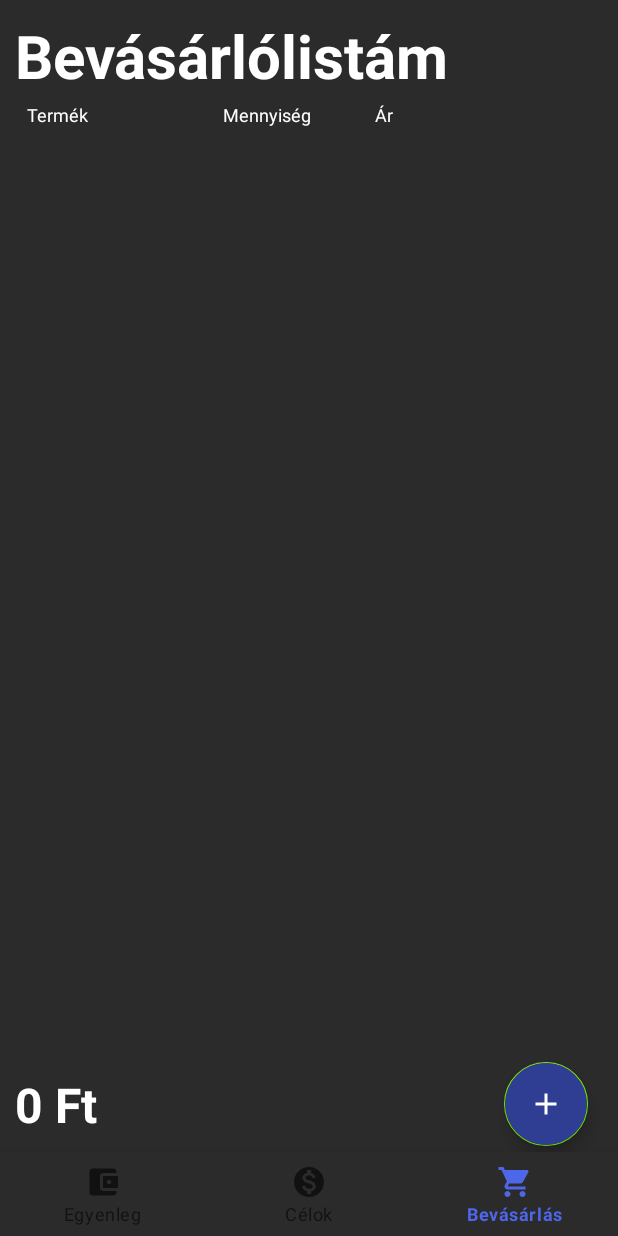
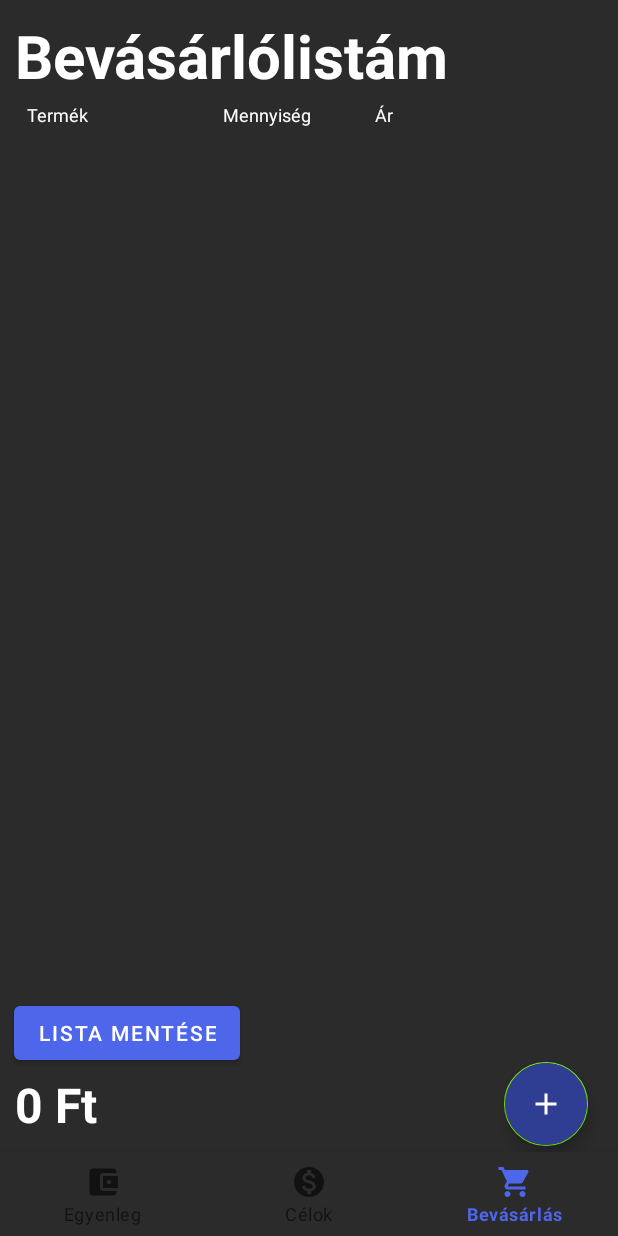
Before and after one commit to KunMate/MoneyWatch_App, an Android app: the screen it shows after launch (MainActivity), item 3 of the bottom bar chosen, on a phone screen of 412 x 824 dp. Run offline under Robolectric (Android 15) with nearby library versions, the phone set to English and light mode, and no system bars; our stand-ins replace Room's generated code.

Commit message:
complete functionality without savings screen

```diff
--- a/app/src/main/java/com/pack/moneywatch_app/MainActivity.kt
+++ b/app/src/main/java/com/pack/moneywatch_app/MainActivity.kt
@@ -23,7 +23,6 @@ class MainActivity : AppCompatActivity() {
                 R.id.shopassistant -> {
                     replaceFragment(ShopAssistant())
                 }
-                else -> {}
             }
             true
         }
--- a/app/src/main/java/com/pack/moneywatch_app/balance/BalanceTransaction.kt
+++ b/app/src/main/java/com/pack/moneywatch_app/balance/BalanceTransaction.kt
@@ -9,6 +9,4 @@ data class BalanceTransaction(
     val description : String,
     val amount: Int,
     val category: String,
-    val expinfo: String) : java.io.Serializable {
-
-}
+    val expinfo: String) : java.io.Serializable
--- a/app/src/main/java/com/pack/moneywatch_app/shopAssistant/ShopAssistant.kt
+++ b/app/src/main/java/com/pack/moneywatch_app/shopAssistant/ShopAssistant.kt
@@ -1,6 +1,8 @@
 package com.pack.moneywatch_app.shopAssistant
 
+import android.app.Activity
 import android.app.Dialog
+import android.content.Intent
 import android.os.Bundle
 import androidx.fragment.app.Fragment
 import android.view.LayoutInflater
@@ -9,10 +11,12 @@ import android.view.ViewGroup
 import android.widget.*
 import androidx.lifecycle.Observer
 import androidx.lifecycle.ViewModelProvider
+import androidx.recyclerview.widget.ItemTouchHelper
 import androidx.recyclerview.widget.LinearLayoutManager
 import androidx.recyclerview.widget.RecyclerView
 import com.google.android.material.floatingactionbutton.FloatingActionButton
 import com.pack.moneywatch_app.*
+import com.pack.moneywatch_app.balance.AddTransactionActivity
 import org.w3c.dom.Text
 import kotlin.math.roundToInt
 
@@ -25,6 +29,7 @@ class ShopAssistant : Fragment(), ShopListRVAdapter.ShopListItemClickInterface {
     private lateinit var shopListViewModel: ShopListViewModel
     private lateinit var shopListRVAdapter: ShopListRVAdapter
     private lateinit var shopSum : TextView
+    private lateinit var addToBalBtn : Button
     override fun onCreateView(
         inflater: LayoutInflater, container: ViewGroup?,
         savedInstanceState: Bundle?
@@ -41,6 +46,7 @@ class ShopAssistant : Fragment(), ShopListRVAdapter.ShopListItemClickInterface {
         shopListRVAdapter = ShopListRVAdapter(shopList, this)
         shopItemsRV.layoutManager = LinearLayoutManager(view.context)
         shopItemsRV.adapter = shopListRVAdapter
+        addToBalBtn = view.findViewById(R.id.idsaveToBalanceBtn)
         val shopListRepository = ShopListRepository(ShopListDatabase.invoke(requireContext()))
         val factory = ShopListViewModelFactory(shopListRepository)
         shopListViewModel = ViewModelProvider(this, factory)[ShopListViewModel::class.java]
@@ -53,6 +59,33 @@ class ShopAssistant : Fragment(), ShopListRVAdapter.ShopListItemClickInterface {
             openDialog()
         }
         updateSum()
+        addToBalBtn.setOnClickListener{
+            if(shopListViewModel.getItemCount() == 0)
+                Toast.makeText(requireContext(), "Üres listát nem lehet menteni", Toast.LENGTH_SHORT).show()
+            else {
+                val intent = Intent(requireContext(), AddTransactionActivity::class.java)
+                val sum = getSum()
+                intent.putExtra("cost", sum)
+                startActivityForResult(intent, 1)
+            }
+        }
+        val itemTouchHelper = object : ItemTouchHelper.SimpleCallback(0, ItemTouchHelper.RIGHT) {
+            override fun onMove(
+                recyclerView: RecyclerView,
+                viewHolder: RecyclerView.ViewHolder,
+                target: RecyclerView.ViewHolder
+            ): Boolean {
+                return false
+            }
+
+            override fun onSwiped(viewHolder: RecyclerView.ViewHolder, direction: Int) {
+                shopListViewModel.delete(shopListRVAdapter.list[viewHolder.adapterPosition])
+                shopListRVAdapter.notifyItemRemoved(viewHolder.adapterPosition)
+                updateSum()
+            }
+        }
+        val swipeHelper = ItemTouchHelper(itemTouchHelper)
+        swipeHelper.attachToRecyclerView(shopItemsRV)
     }
 
     private fun openDialog() {
@@ -105,7 +138,30 @@ class ShopAssistant : Fragment(), ShopListRVAdapter.ShopListItemClickInterface {
     }
 
     fun updateSum(){
-        val sum = shopListViewModel.getTotalCost().toFloat().roundToInt()
+        val sum : Int
+        if(shopListViewModel.getItemCount() == 0)
+        {
+            sum = 0
+        }
+        else
+            sum = shopListViewModel.getTotalCost().toFloat().roundToInt()
         shopSum.text = sum.toString() + " Ft"
     }
+    fun getSum() : Int{
+        val sum : Int
+        if(shopListViewModel.getItemCount() == 0)
+        {
+            sum = 0
+        }
+        else
+            sum = shopListViewModel.getTotalCost().toFloat().roundToInt()
+        return sum
+    }
+
+    @Deprecated("Deprecated in Java")
+    override fun onActivityResult(requestCode: Int, resultCode: Int, data: Intent?) {
+        if(resultCode == Activity.RESULT_OK){
+            shopListViewModel.wipeItems()
+        }
+    }
 }
--- a/app/src/main/java/com/pack/moneywatch_app/shopAssistant/ShopListDao.kt
+++ b/app/src/main/java/com/pack/moneywatch_app/shopAssistant/ShopListDao.kt
@@ -17,4 +17,10 @@ interface ShopListDao {
     @Query("SELECT SUM (itemAmount * itemPrice) FROM shoplist_items")
     fun getTotalCost() : String
 
+    @Query("DELETE FROM shoplist_items")
+    fun wipeCart()
+
+    @Query("SELECT COUNT(id) from shoplist_items")
+    fun getItemsCount() : Int
+
 }
--- a/app/src/main/java/com/pack/moneywatch_app/shopAssistant/ShopListRVAdapter.kt
+++ b/app/src/main/java/com/pack/moneywatch_app/shopAssistant/ShopListRVAdapter.kt
@@ -1,10 +1,12 @@
 package com.pack.moneywatch_app.shopAssistant
 
+import android.app.Dialog
 import android.view.LayoutInflater
 import android.view.View
 import android.view.ViewGroup
 import android.widget.ImageView
 import android.widget.TextView
+import androidx.lifecycle.ViewModelProvider
 import androidx.recyclerview.widget.RecyclerView
 import com.pack.moneywatch_app.R
 import kotlin.math.roundToInt
@@ -41,6 +43,7 @@ class ShopListRVAdapter (var list: List<ShopListItems>,
         holder.deleteTV.setOnClickListener{
             shopListItemClickInterface.onItemClick(list[position])
         }
+
     }
 
     override fun getItemCount(): Int {
--- a/app/src/main/java/com/pack/moneywatch_app/shopAssistant/ShopListRepository.kt
+++ b/app/src/main/java/com/pack/moneywatch_app/shopAssistant/ShopListRepository.kt
@@ -8,4 +8,6 @@ class ShopListRepository(private val db: ShopListDatabase) {
     suspend fun delete(items: ShopListItems) = db.getShopListDao().delete(items)
     fun getTotalCost() = db.getShopListDao().getTotalCost()
     fun getAllItems() = db.getShopListDao().getAllShopItems()
+    fun wipeCart() = db.getShopListDao().wipeCart()
+    fun getItemsCount() = db.getShopListDao().getItemsCount()
 }
--- a/app/src/main/java/com/pack/moneywatch_app/shopAssistant/ShopListViewModel.kt
+++ b/app/src/main/java/com/pack/moneywatch_app/shopAssistant/ShopListViewModel.kt
@@ -13,4 +13,6 @@ class ShopListViewModel(private val repository: ShopListRepository) : ViewModel(
     }
     fun getAllShopListItems() = repository.getAllItems()
     fun getTotalCost() = repository.getTotalCost()
+    fun getItemCount() = repository.getItemsCount()
+    fun wipeItems() = repository.wipeCart()
 }
--- a/app/src/main/res/layout/fragment_balance.xml
+++ b/app/src/main/res/layout/fragment_balance.xml
@@ -44,7 +44,7 @@
                 android:id="@+id/idBalanceSetTypeShow"
                 android:layout_width="wrap_content"
                 android:layout_height="wrap_content"
-                android:gravity="right"
+                android:gravity="end"
                 android:spinnerMode="dropdown"
                 android:layout_weight="0.1"
                 android:layout_marginLeft="50dp"/>
@@ -134,7 +134,7 @@
         android:layout_marginStart="10dp"
         android:layout_marginTop="10dp"
         android:layout_marginEnd="10dp"
-        android:layout_marginBottom="10dp" />
+        android:layout_marginBottom="65dp" />
 
     <com.google.android.material.floatingactionbutton.FloatingActionButton
         android:id="@+id/idBalanceAddTransactionBtn"
@@ -148,7 +148,6 @@
         android:layout_marginBottom="4dp"
         android:src="@drawable/ic_add"
         android:backgroundTint="@color/blue_dark"
-        android:alpha="0.75"
         />
 
 
--- a/app/src/main/res/layout/fragment_goals.xml
+++ b/app/src/main/res/layout/fragment_goals.xml
@@ -11,6 +11,6 @@
         android:layout_height="wrap_content"
         android:layout_gravity="center"
         android:textColor="@color/black"
-        android:text="bruh" />
+        android:text="to be developed" />
 
 </FrameLayout>
--- a/app/src/main/res/layout/fragment_shop_assistant.xml
+++ b/app/src/main/res/layout/fragment_shop_assistant.xml
@@ -14,7 +14,7 @@
         tools:listitem="@layout/shoplist_rv_item"
         android:layout_width="match_parent"
         android:layout_height="match_parent"
-        android:layout_marginBottom="60dp"
+        android:layout_marginBottom="100dp"
         android:layout_marginTop="90dp"
         />
 
@@ -39,15 +39,16 @@
         android:layout_marginRight="60dp"
         android:weightSum="9"
         android:padding="8dp">
+
         <TextView
             android:layout_width="match_parent"
             android:layout_height="wrap_content"
+            android:layout_alignParentStart="true"
+            android:layout_marginStart="10dp"
             android:layout_marginTop="60dp"
-            android:layout_marginStart="10dp"
             android:layout_weight="2.75"
-            android:textSize="12sp"
             android:text="Termék"
-            android:layout_alignParentStart="true" />
+            android:textSize="12sp" />
         <TextView
             android:layout_width="match_parent"
             android:layout_height="wrap_content"
@@ -67,6 +68,17 @@
             android:text="Ár"
             android:layout_alignParentStart="true" />
     </LinearLayout>
+
+    <Button
+        android:id="@+id/idsaveToBalanceBtn"
+        android:layout_width="wrap_content"
+        android:layout_height="wrap_content"
+        android:layout_alignBottom="@id/idlistsum"
+        android:layout_marginTop="-46dp"
+        android:layout_marginBottom="45dp"
+        android:layout_marginStart="9dp"
+        android:text="Lista mentése" />
+
     <TextView
         android:id="@+id/idlistsum"
         android:layout_width="match_parent"
--- a/app/src/main/res/layout/shoplist_add_dialog.xml
+++ b/app/src/main/res/layout/shoplist_add_dialog.xml
@@ -58,8 +58,6 @@
                 android:hint="Mennyiség"
                 android:padding="5dp"
                 android:textColorHint="@color/white"
-
-                app:hintTextColor="@color/white"
                 >
 
                 <com.google.android.material.textfield.TextInputEditText
@@ -67,7 +65,7 @@
                     android:layout_width="match_parent"
                     android:layout_height="wrap_content"
                     android:layout_margin="5dp"
-                    android:inputType="number|numberDecimal"
+                    android:inputType="numberDecimal"
                     android:textColor="@color/white"
                     android:textColorHint="@color/white"
                     android:textSize="14sp" />
@@ -81,7 +79,6 @@
                 android:hint="Ár"
                 android:padding="5dp"
                 android:textColorHint="@color/white"
-                app:hintTextColor="@color/white"
                 >
                 <com.google.android.material.textfield.TextInputEditText
                     android:layout_width="match_parent"
--- a/app/src/main/res/values/strings.xml
+++ b/app/src/main/res/values/strings.xml
@@ -7,6 +7,7 @@
         <item>Szórakozás</item>
         <item>Utazás</item>
         <item>Fizetés</item>
+        <item>Megtakarítás</item>
     </string-array>
     <string-array name="Categories_balance">
         <item>Mindent mutat</item>
@@ -16,5 +17,6 @@
         <item>Szórakozás</item>
         <item>Utazás</item>
         <item>Fizetés</item>
+        <item>Megtakarítás</item>
     </string-array>
 </resources>
```
Also changed, not shown: app/src/main/java/com/pack/moneywatch_app/balance/AddTransactionActivity.kt (+13 -0 lines), app/src/main/java/com/pack/moneywatch_app/balance/Balance.kt (+13 -28 lines).
